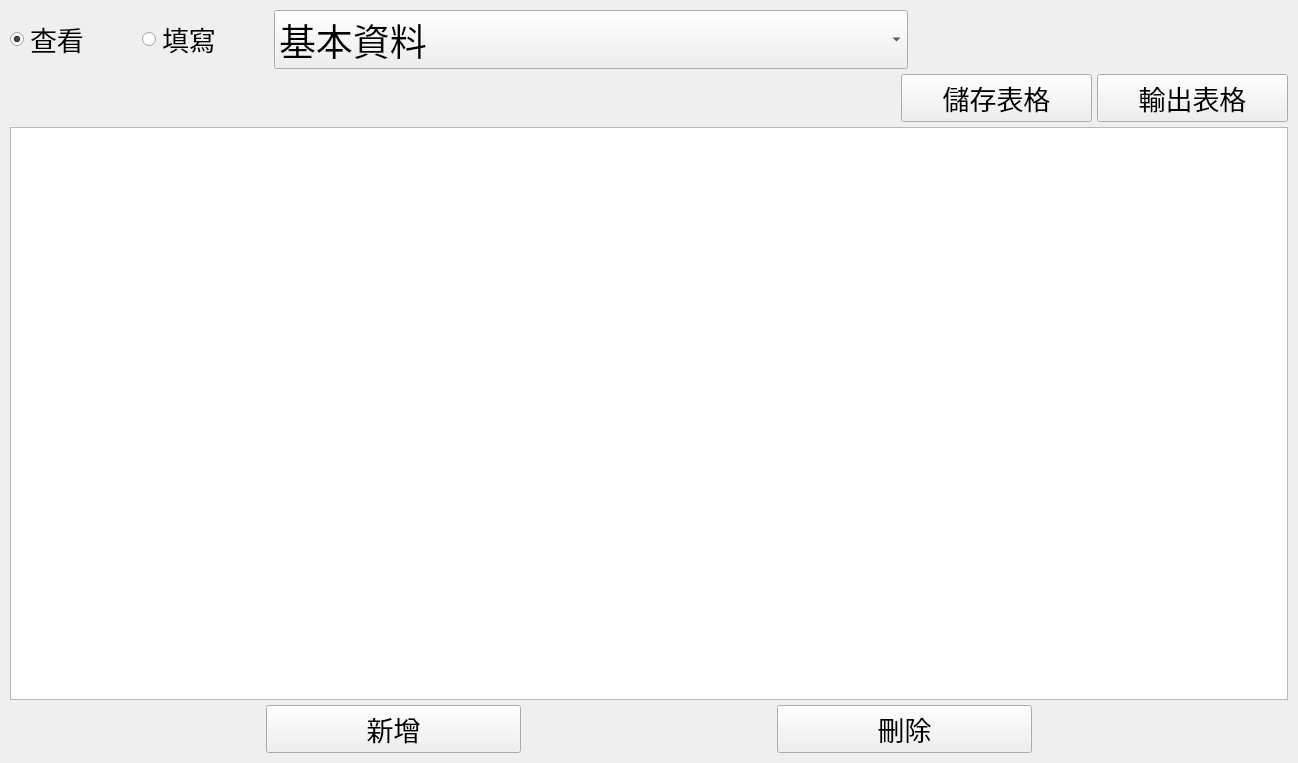
Before: the Qt Designer form AccountSystem/ui/AccountPage.ui in bryannnnn-h/account_system, drawn with Qt 5.
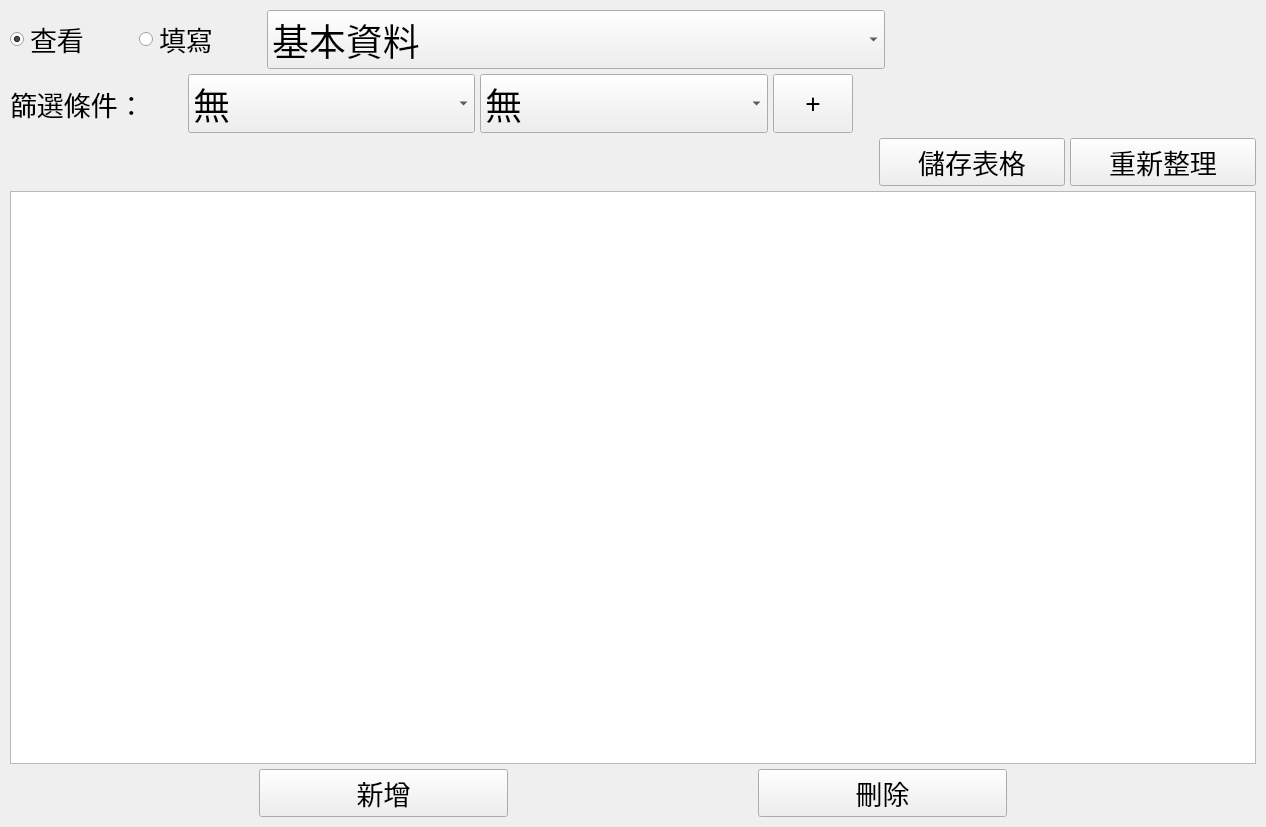
After: the same form once the commit is applied.

```diff
--- a/AccountSystem/ui/AccountPage.ui
+++ b/AccountSystem/ui/AccountPage.ui
@@ -6,8 +6,8 @@
    <rect>
     <x>0</x>
     <y>0</y>
-    <width>1298</width>
-    <height>763</height>
+    <width>1266</width>
+    <height>827</height>
    </rect>
   </property>
   <property name="windowTitle">
@@ -96,6 +96,106 @@
      </item>
     </layout>
    </item>
+   <item>
+    <layout class="QHBoxLayout" name="Condition_Layout" stretch="3,5,5,1,7">
+     <item>
+      <widget class="QLabel" name="label">
+       <property name="font">
+        <font>
+         <family>微軟正黑體</family>
+         <pointsize>20</pointsize>
+        </font>
+       </property>
+       <property name="text">
+        <string>篩選條件：</string>
+       </property>
+      </widget>
+     </item>
+     <item>
+      <widget class="QComboBox" name="columnCondition_comboBox">
+       <property name="font">
+        <font>
+         <family>微軟正黑體</family>
+         <pointsize>28</pointsize>
+        </font>
+       </property>
+       <item>
+        <property name="text">
+         <string>無</string>
+        </property>
+       </item>
+      </widget>
+     </item>
+     <item>
+      <widget class="QComboBox" name="contentCondition_comboBox">
+       <property name="font">
+        <font>
+         <family>微軟正黑體</family>
+         <pointsize>28</pointsize>
+        </font>
+       </property>
+       <item>
+        <property name="text">
+         <string>無</string>
+        </property>
+       </item>
+      </widget>
+     </item>
+     <item>
+      <widget class="QPushButton" name="addConditionpushButton">
+       <property name="sizePolicy">
+        <sizepolicy hsizetype="Preferred" vsizetype="Preferred">
+         <horstretch>0</horstretch>
+         <verstretch>0</verstretch>
+        </sizepolicy>
+       </property>
+       <property name="font">
+        <font>
+         <family>微軟正黑體</family>
+         <pointsize>20</pointsize>
+        </font>
+       </property>
+       <property name="contextMenuPolicy">
+        <enum>Qt::DefaultContextMenu</enum>
+       </property>
+       <property name="layoutDirection">
+        <enum>Qt::LeftToRight</enum>
+       </property>
+       <property name="text">
+        <string>+</string>
+       </property>
+       <property name="iconSize">
+        <size>
+         <width>20</width>
+         <height>20</height>
+        </size>
+       </property>
+       <property name="autoDefault">
+        <bool>false</bool>
+       </property>
+       <property name="default">
+        <bool>false</bool>
+       </property>
+       <property name="flat">
+        <bool>false</bool>
+       </property>
+      </widget>
+     </item>
+     <item>
+      <spacer name="horizontalSpacer_6">
+       <property name="orientation">
+        <enum>Qt::Horizontal</enum>
+       </property>
+       <property name="sizeHint" stdset="0">
+        <size>
+         <width>40</width>
+         <height>20</height>
+        </size>
+       </property>
+      </spacer>
+     </item>
+    </layout>
+   </item>
    <item>
     <layout class="QHBoxLayout" name="horizontalLayout_2" stretch="14,3,3">
      <item>
@@ -133,7 +233,7 @@
         </font>
        </property>
        <property name="text">
-        <string>輸出表格</string>
+        <string>重新整理</string>
        </property>
       </widget>
      </item>
```
Left out of the diff: 2 changed lines with no effect on the pictures.
